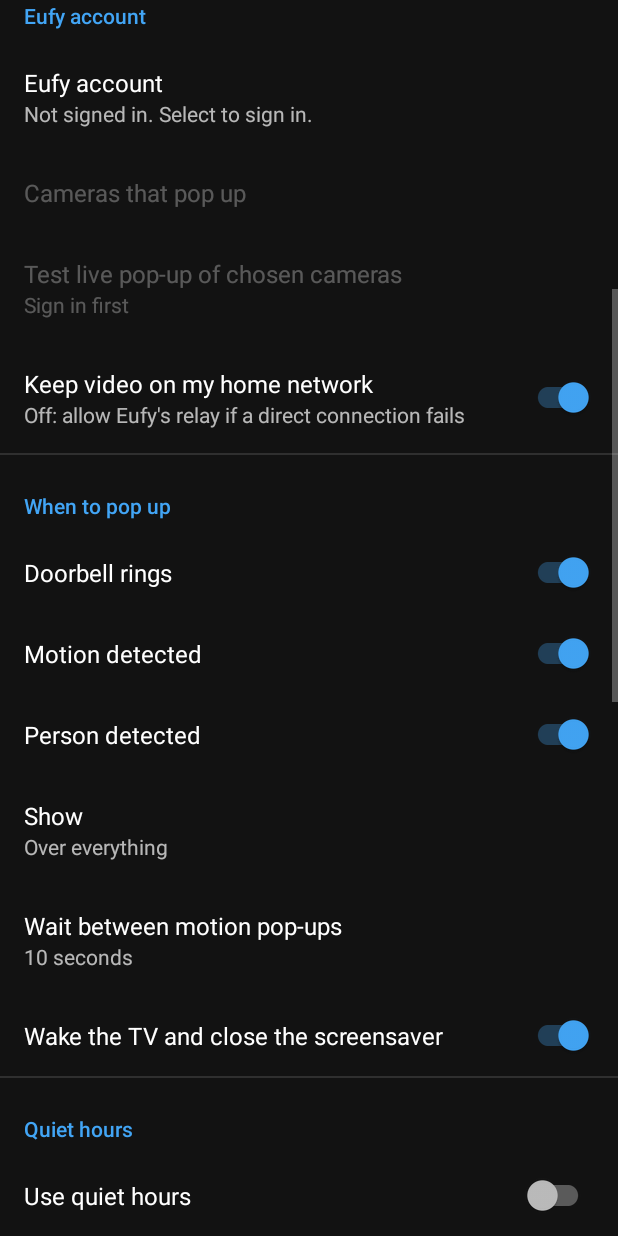
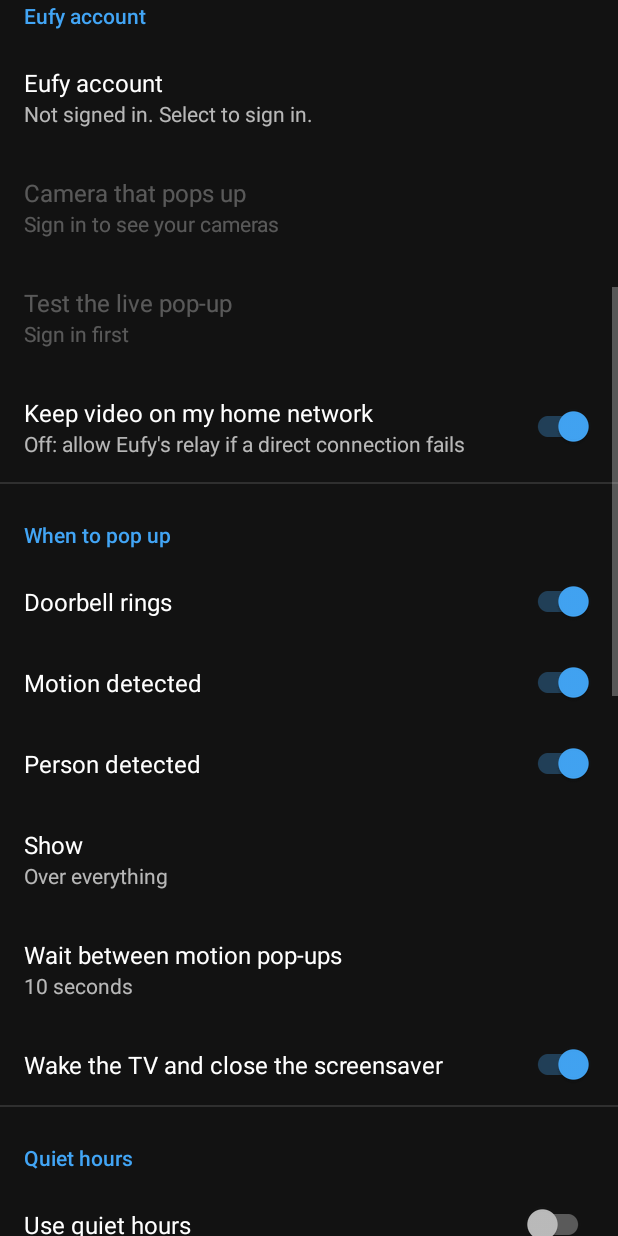
Before and after one commit to adam-stott-dev/eufy-tv-doorbell, an Android app: the screen it shows after launch (SettingsActivity), scrolled down 576 dp, on a phone screen of 412 x 824 dp. Run offline under Robolectric (Android 15) with nearby library versions, the phone set to English and light mode, and no system bars; our stand-ins replace androidx.preference; pictures from the network do not load; 1 statement that could not run was skipped.

Commit message:
Pop up for one chosen camera only (the doorbell by default)

```diff
--- a/app/src/main/java/io/github/adamstottdev/eufytv/settings/Settings.kt
+++ b/app/src/main/java/io/github/adamstottdev/eufytv/settings/Settings.kt
@@ -3,6 +3,7 @@ package io.github.adamstottdev.eufytv.settings
 import android.content.Context
 import android.content.SharedPreferences
 import androidx.preference.PreferenceManager
+import io.github.adamstottdev.eufytv.eufy.EufyConnection
 import java.util.Calendar
 
 /** Typed access to everything the user can change on the settings screen. */
@@ -55,10 +56,15 @@ class Settings(context: Context) {
     /** Minutes between on-screen reminders while something is wrong; 0 = remind once. */
     val problemReminderMinutes get() = (prefs.getString("problem_reminder", "30") ?: "30").toIntOrNull() ?: 30
 
-    /** Cameras chosen for pop-ups, or null for all of them (the default). */
-    val watchedCameras: Set<String>? get() = if (prefs.contains(KEY_CAMERAS)) prefs.getStringSet(KEY_CAMERAS, emptySet()) else null
+    /**
+     * The one camera that pops up. Until the user picks one, the doorbell (or
+     * the first camera if there is no doorbell).
+     */
+    val popupCamera: String?
+        get() = prefs.getString(KEY_CAMERA, null)
+            ?: EufyConnection.cameras.let { cams -> (cams.firstOrNull { it.isDoorbell } ?: cams.firstOrNull())?.serial }
 
-    fun isWatched(serial: String) = watchedCameras?.contains(serial) ?: true
+    fun isWatched(serial: String) = serial == popupCamera
     val keepAwake get() = prefs.getBoolean("keep_awake", true)
 
     fun isQuietNow(now: Calendar = Calendar.getInstance()): Boolean {
@@ -78,7 +84,7 @@ class Settings(context: Context) {
 
     companion object {
         const val KEY_SERVICE_ENABLED = "service_enabled"
-        const val KEY_CAMERAS = "cameras"
+        const val KEY_CAMERA = "popup_camera"
         const val KEY_POPUP_SIZE = "popup_size"
     }
 }
--- a/app/src/main/java/io/github/adamstottdev/eufytv/settings/SettingsFragment.kt
+++ b/app/src/main/java/io/github/adamstottdev/eufytv/settings/SettingsFragment.kt
@@ -7,7 +7,7 @@ import android.os.Bundle
 import android.os.PowerManager
 import android.provider.Settings as AndroidSettings
 import android.widget.Toast
-import androidx.preference.MultiSelectListPreference
+import androidx.preference.ListPreference
 import androidx.preference.Preference
 import androidx.preference.PreferenceCategory
 import androidx.preference.PreferenceFragmentCompat
@@ -63,7 +63,7 @@ class SettingsFragment : PreferenceFragmentCompat() {
             view?.post { if (EufyConnection.isRunning) EufyConnection.start(requireContext()) }
             true
         }
-        findPreference<MultiSelectListPreference>(Settings.KEY_CAMERAS)?.setOnPreferenceChangeListener { _, _ ->
+        findPreference<ListPreference>(Settings.KEY_CAMERA)?.setOnPreferenceChangeListener { _, _ ->
             view?.post { refreshStatus() }
             true
         }
@@ -126,29 +126,17 @@ class SettingsFragment : PreferenceFragmentCompat() {
         }
 
         val cams = EufyConnection.cameras
-        findPreference<MultiSelectListPreference>(Settings.KEY_CAMERAS)?.apply {
+        val chosen = cams.firstOrNull { it.serial == Settings(ctx).popupCamera }
+        findPreference<ListPreference>(Settings.KEY_CAMERA)?.apply {
             isEnabled = cams.isNotEmpty()
             entries = cams.map { if (it.model.isNotBlank()) "${it.name} (${it.model})" else it.name }.toTypedArray()
             entryValues = cams.map { it.serial }.toTypedArray()
-            val watched = Settings(ctx).watchedCameras
-            if (watched == null && cams.isNotEmpty()) values = cams.map { it.serial }.toSet()
-            summary = when {
-                cams.isEmpty() -> getString(R.string.cameras_none)
-                values.isEmpty() -> getString(R.string.cameras_none_selected)
-                values.containsAll(cams.map { it.serial }) -> getString(R.string.cameras_all)
-                else -> cams.filter { it.serial in values }.joinToString(", ") { it.name }
-            }
+            if (chosen != null && value != chosen.serial) value = chosen.serial
+            summary = chosen?.name ?: getString(R.string.cameras_none)
         }
         findPreference<Preference>("live_view")?.apply {
-            val s = Settings(ctx)
-            val chosen = cams.filter { s.isWatched(it.serial) }
-            isEnabled = chosen.isNotEmpty()
-            summary = when {
-                cams.isEmpty() -> getString(R.string.live_view_none)
-                chosen.isEmpty() -> getString(R.string.live_test_none)
-                chosen.size == 1 -> getString(R.string.live_test_one, chosen[0].name)
-                else -> getString(R.string.live_test_many, chosen.joinToString(", ") { it.name })
-            }
+            isEnabled = chosen != null
+            summary = if (chosen != null) getString(R.string.live_test_one, chosen.name) else getString(R.string.live_view_none)
         }
     }
 
--- a/app/src/main/res/values/strings.xml
+++ b/app/src/main/res/values/strings.xml
@@ -61,12 +61,9 @@
     <string name="account_action">%1$s · needs you to sign in again</string>
     <string name="account_offline">%1$s · not connected, retrying</string>
     <string name="cameras_none">Sign in to see your cameras</string>
-    <string name="cameras_all">All cameras</string>
-    <string name="cameras_none_selected">None: no pop-ups will show</string>
     <string name="live_view_none">Sign in first</string>
-    <string name="live_test_none">No cameras chosen under "Cameras that pop up"</string>
+    <string name="live_test_none">Choose a camera under "Camera that pops up"</string>
     <string name="live_test_one">Shows %1$s live for 12 seconds</string>
-    <string name="live_test_many">Shows each one live for 12 seconds, in turn: %1$s. Back closes the current one.</string>
 
     <!-- Problems shown on screen -->
     <string name="problem_sign_in_failed">Eufy TV Doorbell: Eufy signed you out (%1$s). Open Eufy TV Doorbell to sign in again. Doorbell pop-ups are off until then.</string>
--- a/app/src/main/res/xml/preferences.xml
+++ b/app/src/main/res/xml/preferences.xml
@@ -24,13 +24,13 @@
             app:key="account"
             app:title="Eufy account"
             app:iconSpaceReserved="false" />
-        <MultiSelectListPreference
-            app:key="cameras"
-            app:title="Cameras that pop up"
+        <ListPreference
+            app:key="popup_camera"
+            app:title="Camera that pops up"
             app:iconSpaceReserved="false" />
         <Preference
             app:key="live_view"
-            app:title="Test live pop-up of chosen cameras"
+            app:title="Test the live pop-up"
             app:iconSpaceReserved="false" />
         <SwitchPreferenceCompat
             app:key="local_only"
```
